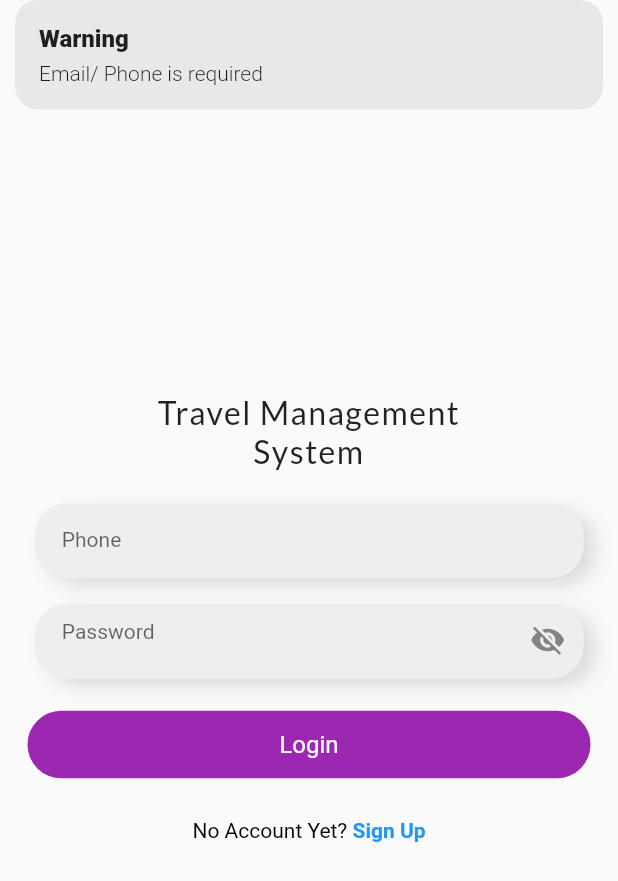
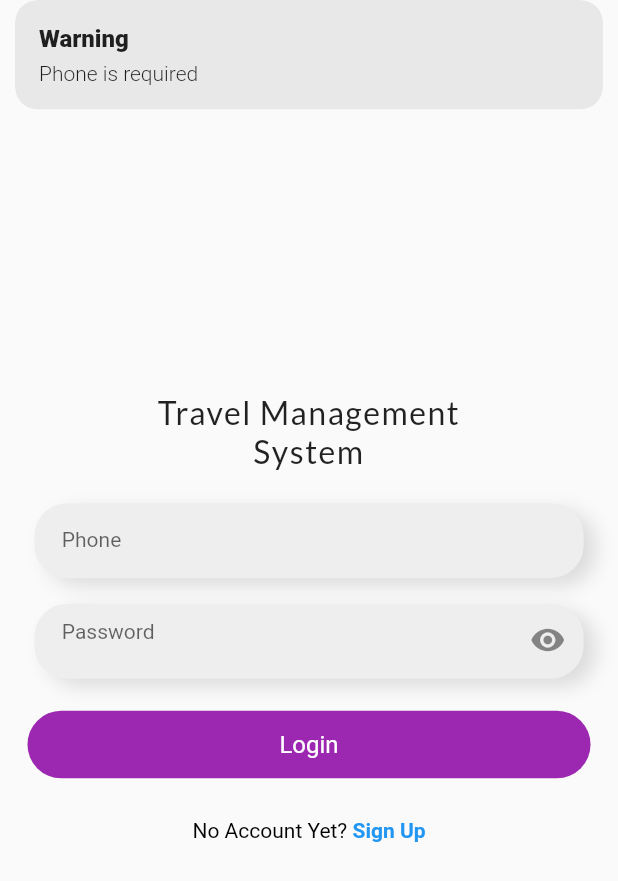
Before and after one commit to Rifatrony/Travel-APP, a Flutter app: the screen it shows after launch, after a tap on "Login", on a phone screen of 412 x 824 dp. Shown: the top 881 px of the screen. Run offline on Flutter 3.47's test engine with Material 2 defaults, Android fonts, the phone set to English and light mode, and no system bars; our stand-ins replace get, google_fonts, pie_chart, shared_preferences; network calls fail.

Commit message:
make project live

```diff
--- a/lib/screen/login_screen.dart
+++ b/lib/screen/login_screen.dart
@@ -74,7 +74,7 @@ class _LoginScreenState extends State<LoginScreen> {
                               onTap: (){
                                 authController.isPasswordHidden.value =! authController.isPasswordHidden.value;
                               },
-                              child: Icon(authController.isPasswordHidden.value ? Icons.visibility_off : Icons.visibility),
+                              child: Icon(authController.isPasswordHidden.value ? Icons.visibility : Icons.visibility_off),
                             ),
                     contentPadding: EdgeInsets.only(
                       left: Diamentions.width16,
--- a/lib/utils/app_constants.dart
+++ b/lib/utils/app_constants.dart
@@ -1,4 +1,5 @@
 class AppConstants{
+  // static const String baseUrl = 'http://192.168.0.125:5050/api';
   static const String baseUrl = 'https://trip-app-api-zoy4.onrender.com/api';
   static const String loginUrl = '$baseUrl/auth/login';
   static const String registrationUrl = '$baseUrl/auth/registration';
--- a/lib/widget/app_button.dart
+++ b/lib/widget/app_button.dart
@@ -52,7 +52,9 @@ class AppButton extends StatelessWidget {
                 color: textColor,
                 fontSize: size,
               ),
-            ) : const CircularProgressIndicator(),
+            ) : const CircularProgressIndicator(
+              color: Colors.white,
+            ),
           ),
         ),
       ),
```
Also changed, not shown: lib/controller/auth_controller.dart (+17 -17 lines), 1 other file.
